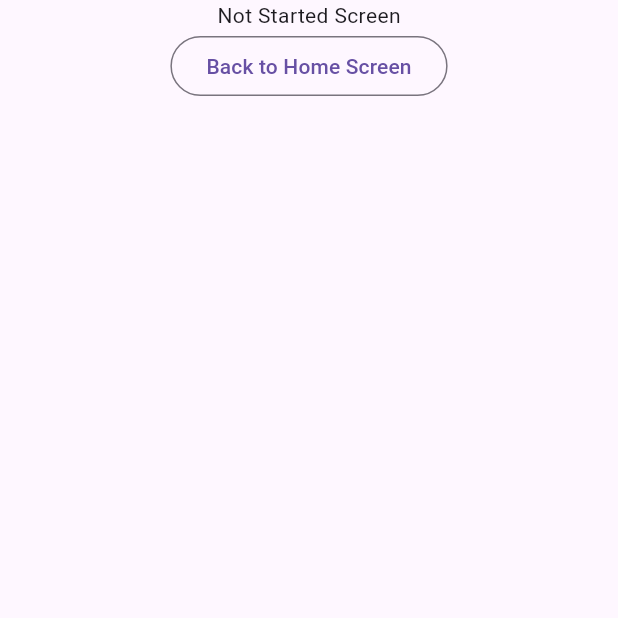
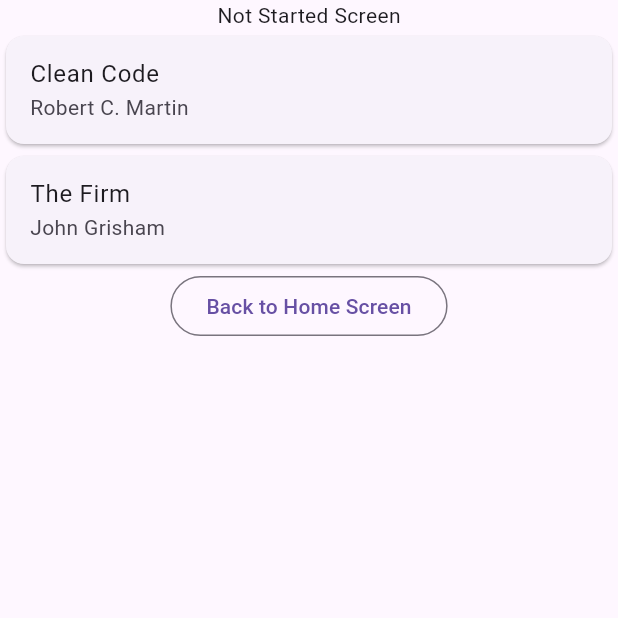
Before and after one commit to aarekr/Bookshelves, a Flutter app: the NotStartedScreen screen opened by its route, on a phone screen of 412 x 824 dp, the top half of it. Run offline on Flutter 3.47's test engine with Material 3 defaults, Android fonts, the phone set to English and light mode, and no system bars; our stand-ins replace get.

Commit message:
Not started books in Card-ListTile structure

```diff
--- a/app/lib/main.dart
+++ b/app/lib/main.dart
@@ -59,11 +59,28 @@ class HomeScreen extends StatelessWidget {
 }
 
 class NotStartedScreen extends StatelessWidget {
+  var booklist = [
+    Card(
+      child: ListTile(
+        //leading: Icon(Icons.),
+        title: Text("Clean Code"),
+        subtitle: Text("Robert C. Martin"),
+      ),
+    ),
+    Card(
+      child: ListTile(
+        //leading: Icon(Icons.),
+        title: Text("The Firm"),
+        subtitle: Text("John Grisham"),
+      ),
+    ),
+  ];
   @override
   Widget build(BuildContext context) {
     return Scaffold(
       body: Column(children: [
         Center(child: Text("Not Started Screen")),
+        Column(children: booklist),
         OutlinedButton(
           child: Text("Back to Home Screen"),
           onPressed: () => Get.to(() => HomeScreen()),
```
